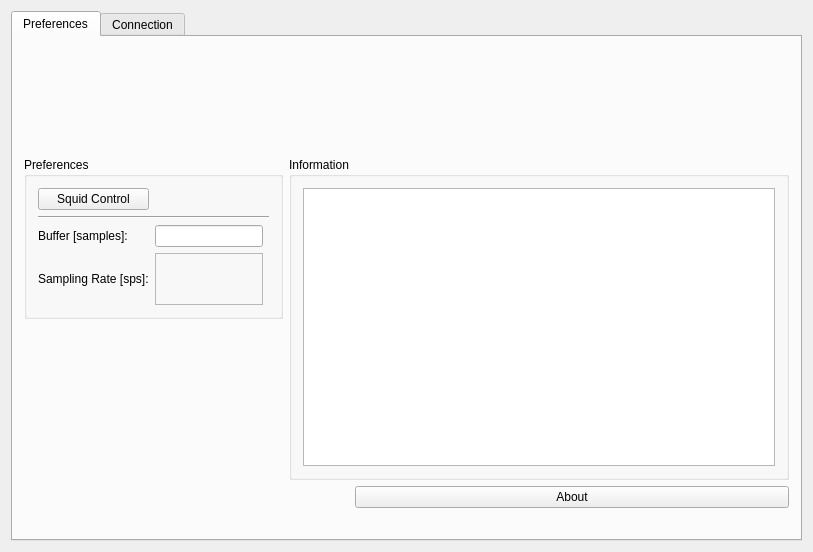
First picture: the form in applications/mne_scan/plugins/babymeg/FormFiles/babymegsetup.ui, repository mne-tools/mne-cpp, before the edit.
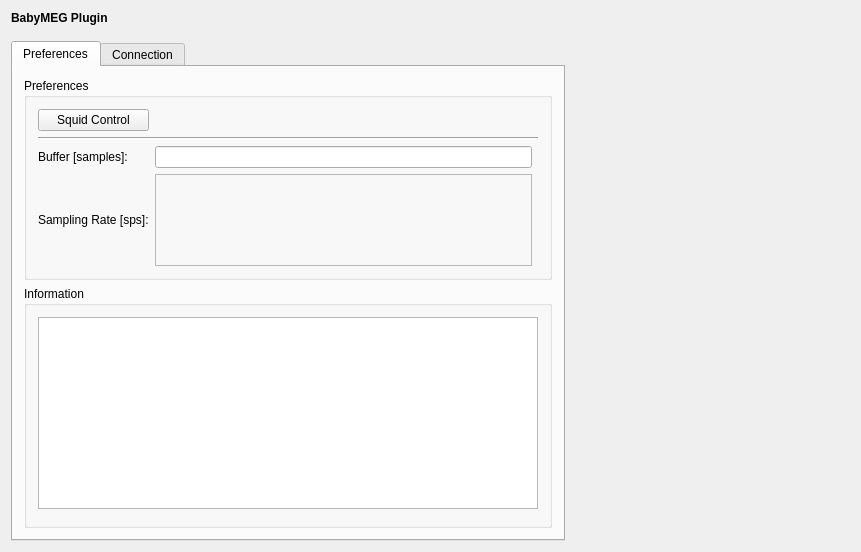
Second picture: the form after the edit. Icons and pictures are not drawn.

Commit message: MAINT: Changing aquisition plugin formatting and removing about screen

What changed in the file:
```diff
--- a/applications/mne_scan/plugins/babymeg/FormFiles/babymegsetup.ui
+++ b/applications/mne_scan/plugins/babymeg/FormFiles/babymegsetup.ui
@@ -6,7 +6,7 @@
    <rect>
     <x>0</x>
     <y>0</y>
-    <width>813</width>
+    <width>861</width>
     <height>552</height>
    </rect>
   </property>
@@ -14,8 +14,43 @@
    <string>RTServerSetupClass</string>
   </property>
   <layout class="QVBoxLayout" name="verticalLayout">
+   <item>
+    <widget class="QLabel" name="label">
+     <property name="font">
+      <font>
+       <weight>75</weight>
+       <bold>true</bold>
+      </font>
+     </property>
+     <property name="text">
+      <string>BabyMEG Plugin</string>
+     </property>
+    </widget>
+   </item>
+   <item>
+    <spacer name="verticalSpacer_2">
+     <property name="orientation">
+      <enum>Qt::Vertical</enum>
+     </property>
+     <property name="sizeType">
+      <enum>QSizePolicy::Fixed</enum>
+     </property>
+     <property name="sizeHint" stdset="0">
+      <size>
+       <width>20</width>
+       <height>10</height>
+      </size>
+     </property>
+    </spacer>
+   </item>
    <item>
     <widget class="QTabWidget" name="m_qTabWidget">
+     <property name="sizePolicy">
+      <sizepolicy hsizetype="Maximum" vsizetype="Expanding">
+       <horstretch>0</horstretch>
+       <verstretch>0</verstretch>
+      </sizepolicy>
+     </property>
      <property name="currentIndex">
       <number>0</number>
      </property>
@@ -26,62 +61,7 @@
       <layout class="QVBoxLayout" name="verticalLayout_2">
        <item>
         <layout class="QGridLayout" name="m_qGridLayout_main">
-         <item row="5" column="1">
-          <spacer name="m_qHorizontalSpacer_About">
-           <property name="orientation">
-            <enum>Qt::Horizontal</enum>
-           </property>
-           <property name="sizeHint" stdset="0">
-            <size>
-             <width>40</width>
-             <height>20</height>
-            </size>
-           </property>
-          </spacer>
-         </item>
-         <item row="5" column="2">
-          <widget class="QPushButton" name="m_qPushButton_About">
-           <property name="text">
-            <string>About</string>
-           </property>
-          </widget>
-         </item>
-         <item row="0" column="2">
-          <widget class="QLabel" name="m_qLabelBabyMEGImage">
-           <property name="minimumSize">
-            <size>
-             <width>434</width>
-             <height>103</height>
-            </size>
-           </property>
-           <property name="maximumSize">
-            <size>
-             <width>434</width>
-             <height>103</height>
-            </size>
-           </property>
-           <property name="text">
-            <string/>
-           </property>
-           <property name="pixmap">
-            <pixmap resource="../babymeg.qrc">:/images/babymeg.png</pixmap>
-           </property>
-          </widget>
-         </item>
-         <item row="0" column="1">
-          <spacer name="horizontalSpacer">
-           <property name="orientation">
-            <enum>Qt::Horizontal</enum>
-           </property>
-           <property name="sizeHint" stdset="0">
-            <size>
-             <width>40</width>
-             <height>20</height>
-            </size>
-           </property>
-          </spacer>
-         </item>
-         <item row="1" column="0" rowspan="2">
+         <item row="0" column="0" rowspan="2">
           <widget class="QGroupBox" name="m_qGroupBox_Preferences">
            <property name="title">
             <string>Preferences</string>
@@ -144,20 +124,7 @@
            </layout>
           </widget>
          </item>
-         <item row="3" column="0" rowspan="2">
-          <spacer name="verticalSpacer">
-           <property name="orientation">
-            <enum>Qt::Vertical</enum>
-           </property>
-           <property name="sizeHint" stdset="0">
-            <size>
-             <width>20</width>
-             <height>40</height>
-            </size>
-           </property>
-          </spacer>
-         </item>
-         <item row="1" column="1" rowspan="4" colspan="2">
+         <item row="2" column="0">
           <widget class="QGroupBox" name="m_qGroupBox_Information">
            <property name="minimumSize">
             <size>
@@ -172,27 +139,27 @@
             <item row="1" column="1" rowspan="2">
              <widget class="QTextBrowser" name="m_qTextBrowser_Information"/>
             </item>
+            <item row="3" column="1">
+             <spacer name="horizontalSpacer">
+              <property name="orientation">
+               <enum>Qt::Horizontal</enum>
+              </property>
+              <property name="sizeType">
+               <enum>QSizePolicy::Minimum</enum>
+              </property>
+              <property name="sizeHint" stdset="0">
+               <size>
+                <width>500</width>
+                <height>5</height>
+               </size>
+              </property>
+             </spacer>
+            </item>
            </layout>
           </widget>
          </item>
         </layout>
        </item>
-       <item>
-        <spacer name="m_qVerticalSpacer_Headline">
-         <property name="orientation">
-          <enum>Qt::Vertical</enum>
-         </property>
-         <property name="sizeType">
-          <enum>QSizePolicy::Fixed</enum>
-         </property>
-         <property name="sizeHint" stdset="0">
-          <size>
-           <width>20</width>
-           <height>20</height>
-          </size>
-         </property>
-        </spacer>
-       </item>
       </layout>
      </widget>
      <widget class="QWidget" name="tab_con">
```
Left out of the diff: 4 changed lines with no effect on the pictures. The commit also changes 27 other files.
